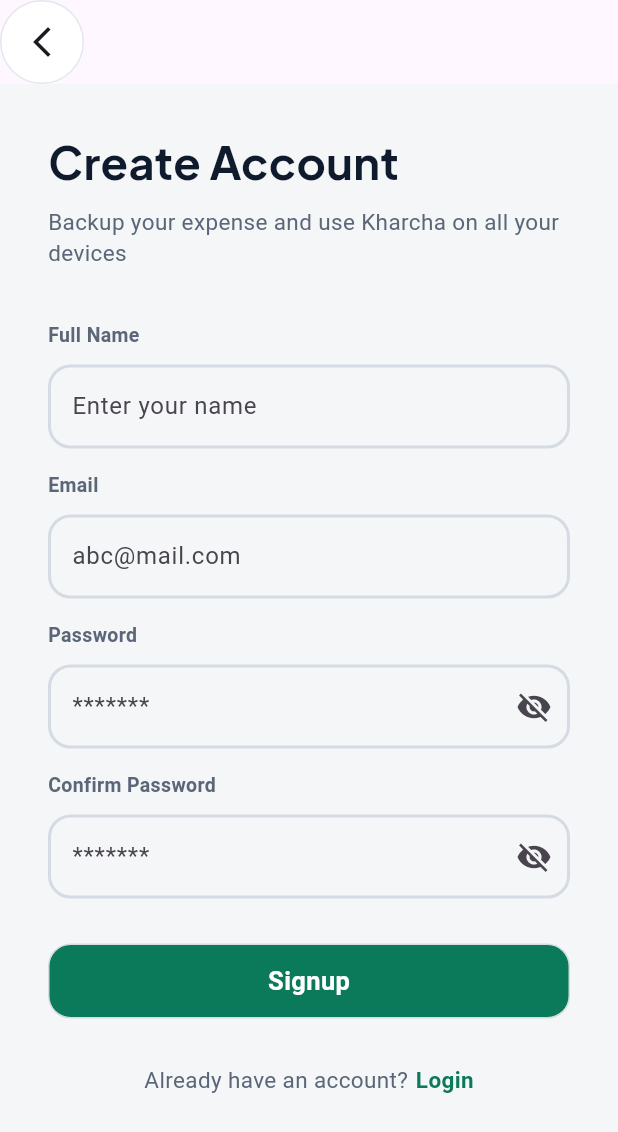
After one commit to rehman-453/flutter_expense_tracker_sami, a Flutter app: the SignupScreen screen opened directly, on a phone screen of 412 x 824 dp. The commit adds this screen. Shown: the top 1132 px of the screen. Run offline on Flutter 3.47's test engine with Material 3 defaults, Android fonts, the phone set to English and light mode, and no system bars; our stand-ins replace google_fonts.

Commit message:
signup screen

```diff
--- a/lib/utils/app_colors.dart
+++ b/lib/utils/app_colors.dart
@@ -7,4 +7,6 @@ class AppColors {
   static final Color color0B7A5A = Color(0xff0B7A5A);
   static final Color pureWhiteColor = Color(0xffFFFFFF);
   static final Color blackColor = Color(0xff0F1B2D);
+  static final Color colorE3E8EE = Color(0xffE3E8EE);
+  static final Color color5B6778 = Color(0xff5B6778);
 }
--- a/lib/view/screens/auth/login_screen.dart
+++ b/lib/view/screens/auth/login_screen.dart
@@ -4,6 +4,7 @@ import 'package:flutter_expense_tracker_sami/utils/app_asset.dart';
 import 'package:flutter_expense_tracker_sami/utils/app_colors.dart';
 import 'package:flutter_expense_tracker_sami/view/components/custom_button.dart';
 import 'package:flutter_expense_tracker_sami/view/components/custom_text_field.dart';
+import 'package:flutter_expense_tracker_sami/view/screens/auth/signup_screen.dart';
 import 'package:google_fonts/google_fonts.dart';
 
 class LoginScreen extends StatefulWidget {
@@ -185,7 +186,7 @@ class _LoginScreenState extends State<LoginScreen> {
                             Navigator.push(
                               context,
                               MaterialPageRoute(
-                                builder: (context) => LoginScreen(),
+                                builder: (context) => SignupScreen(),
                               ),
                             );
                           },
--- /dev/null
+++ b/lib/view/screens/auth/signup_screen.dart
@@ -0,0 +1,201 @@
+import 'package:flutter/material.dart';
+import 'package:flutter_expense_tracker_sami/utils/app_colors.dart';
+import 'package:flutter_expense_tracker_sami/view/components/custom_button.dart';
+import 'package:flutter_expense_tracker_sami/view/components/custom_text_field.dart';
+import 'package:flutter_expense_tracker_sami/view/screens/auth/login_screen.dart';
+import 'package:google_fonts/google_fonts.dart';
+
+class SignupScreen extends StatefulWidget {
+  const new({super.key});
+
+  @override
+  State<SignupScreen> createState() => _SignupScreenState();
+}
+
+class _SignupScreenState extends State<SignupScreen> {
+  bool isPasswordHidden = true;
+  bool isConfirmPasswordHidden = true;
+
+  void onEyeTapped() {
+    isPasswordHidden = !isPasswordHidden;
+    setState(() {});
+  }
+
+  void onConfirmEyeTapped() {
+    isConfirmPasswordHidden = !isConfirmPasswordHidden;
+    setState(() {});
+  }
+
+  @override
+  Widget build(BuildContext context) {
+    return Scaffold(
+      backgroundColor: const Color(0xffF5F6F8),
+      appBar: AppBar(
+        leading: InkWell(
+          onTap: () {
+            Navigator.pop(context);
+          },
+          child: Container(
+            padding: EdgeInsets.all(15),
+            decoration: BoxDecoration(
+              shape: BoxShape.circle,
+              color: AppColors.pureWhiteColor,
+              border: Border.all(color: AppColors.colorE3E8EE),
+            ),
+            child: Icon(Icons.arrow_back_ios_new),
+          ),
+        ),
+      ),
+
+      body: SafeArea(
+        child: SingleChildScrollView(
+          child: Padding(
+            padding: const EdgeInsets.symmetric(horizontal: 32),
+            child: Column(
+              crossAxisAlignment: CrossAxisAlignment.start,
+              children: [
+                const SizedBox(height: 30),
+                Text(
+                  "Create Account",
+                  style: TextStyle(
+                    fontSize: 30,
+                    fontWeight: FontWeight.bold,
+                    color: AppColors.blackColor,
+                    fontFamily: GoogleFonts.plusJakartaSans().fontFamily,
+                  ),
+                ),
+
+                const SizedBox(height: 8),
+                Text(
+                  "Backup your expense and use Kharcha on all your devices",
+                  style: TextStyle(
+                    fontSize: 15,
+                    color: AppColors.color5B6778,
+                    fontWeight: FontWeight.w400,
+                  ),
+                ),
+
+                const SizedBox(height: 35),
+                Text(
+                  "Full Name",
+                  style: TextStyle(
+                    fontSize: 13,
+                    color: AppColors.greyColor,
+                    fontWeight: FontWeight.w600,
+                  ),
+                ),
+
+                const SizedBox(height: 10),
+                CustomTextField(hintText: "Enter your name"),
+
+                const SizedBox(height: 15),
+                Text(
+                  "Email",
+                  style: TextStyle(
+                    fontSize: 13,
+                    color: AppColors.greyColor,
+                    fontWeight: FontWeight.w600,
+                  ),
+                ),
+
+                const SizedBox(height: 10),
+                CustomTextField(hintText: "abc@mail.com"),
+
+                const SizedBox(height: 15),
+                Text(
+                  "Password",
+                  style: TextStyle(
+                    fontSize: 13,
+                    color: AppColors.greyColor,
+                    fontWeight: FontWeight.w600,
+                  ),
+                ),
+
+                const SizedBox(height: 10),
+                CustomTextField(
+                  hintText: "*******",
+                  suffixIcon: isPasswordHidden
+                      ? Icons.visibility_off
+                      : Icons.remove_red_eye,
+                  onSuffixTap: () {
+                    onEyeTapped();
+                  },
+                  isObscure: isPasswordHidden,
+                ),
+
+                const SizedBox(height: 15),
+                Text(
+                  "Confirm Password",
+                  style: TextStyle(
+                    fontSize: 13,
+                    color: AppColors.greyColor,
+                    fontWeight: FontWeight.w600,
+                  ),
+                ),
+
+                const SizedBox(height: 10),
+                CustomTextField(
+                  hintText: "*******",
+                  suffixIcon: isConfirmPasswordHidden
+                      ? Icons.visibility_off
+                      : Icons.remove_red_eye,
+                  onSuffixTap: () {
+                    onConfirmEyeTapped();
+                  },
+                  isObscure: isConfirmPasswordHidden,
+                ),
+
+                const SizedBox(height: 30),
+                CustomButton(
+                  buttonColor: AppColors.greenColor,
+                  textColor: AppColors.pureWhiteColor,
+                  buttonText: "Signup",
+                  onButtonTap: () {
+                    Navigator.push(
+                      context,
+                      MaterialPageRoute(builder: (context) => LoginScreen()),
+                    );
+                  },
+                ),
+
+                const SizedBox(height: 30),
+                Center(
+                  child: Row(
+                    mainAxisAlignment: MainAxisAlignment.center,
+                    children: [
+                      Text(
+                        "Already have an account?",
+                        style: TextStyle(
+                          fontSize: 15,
+                          color: AppColors.greyColor,
+                          fontWeight: FontWeight.w400,
+                        ),
+                      ),
+
+                      const SizedBox(width: 5),
+
+                      GestureDetector(
+                        onTap: () {
+                          Navigator.pop(context);
+                        },
+                        child: Text(
+                          "Login",
+                          style: TextStyle(
+                            fontSize: 15,
+                            color: AppColors.greenColor,
+                            fontWeight: FontWeight.bold,
+                          ),
+                        ),
+                      ),
+                    ],
+                  ),
+                ),
+                const SizedBox(height: 30),
+              ],
+            ),
+          ),
+        ),
+      ),
+    );
+  }
+}
```
